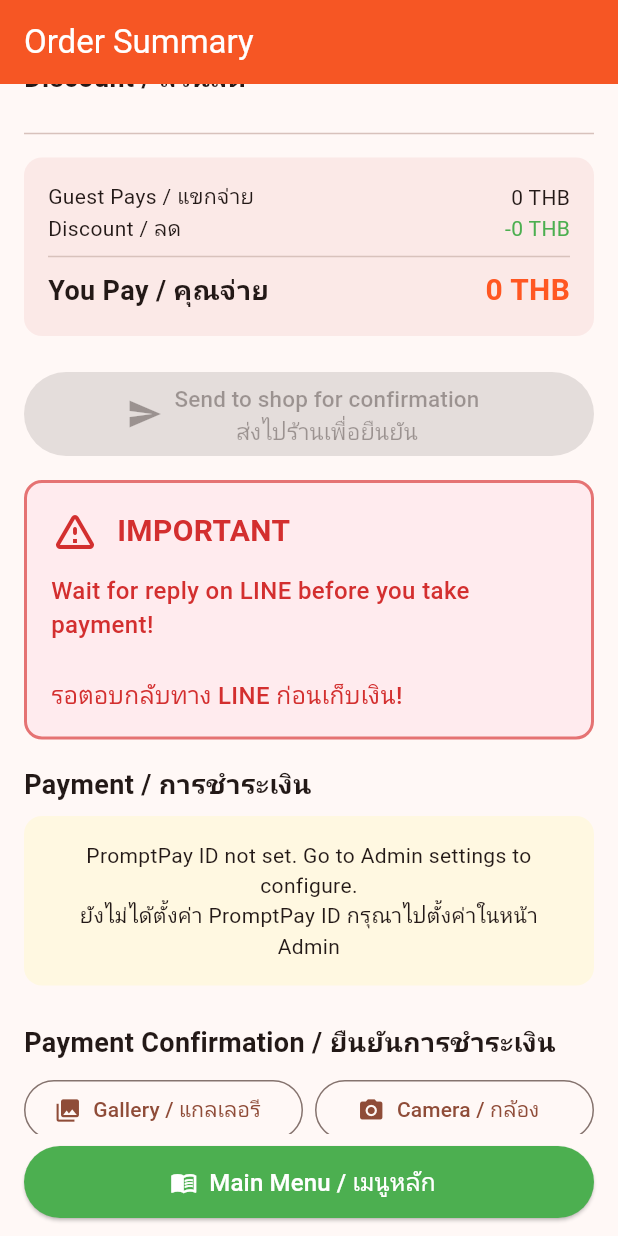
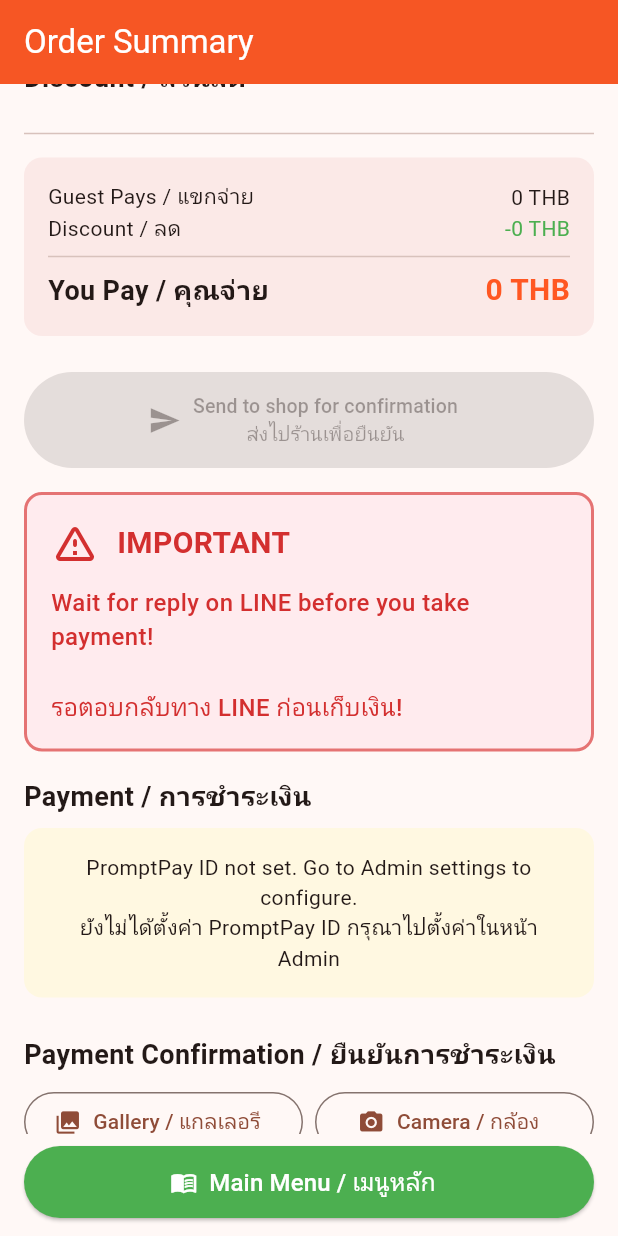
Before and after one commit to anirudhatalmale6-alt/pizza-order-app, a Flutter app: the OrderSummaryScreen screen opened directly, scrolled down 576 dp, on a phone screen of 412 x 824 dp. Run offline on Flutter 3.47's test engine with Material 3 defaults, Android fonts, the phone set to English and light mode, and no system bars; our stand-ins replace csv, hive, hive_flutter, image_picker, share_plus, shared_preferences; accounts and stored records are empty; network calls fail.

Commit message:
Fix green button text: smaller font, taller button for bilingual text

```diff
--- a/lib/screens/order_summary_screen.dart
+++ b/lib/screens/order_summary_screen.dart
@@ -745,13 +745,13 @@ class _OrderSummaryScreenState extends State<OrderSummaryScreen> {
 
           // Send order for confirmation
             SizedBox(
-              height: 56,
+              height: 64,
               child: ElevatedButton.icon(
                 onPressed: cart.isEmpty ? null : _sendToLine,
-                icon: const Icon(Icons.send, size: 24),
+                icon: const Icon(Icons.send, size: 22),
                 label: const Text('Send to shop for confirmation\nส่งไปร้านเพื่อยืนยัน',
                     textAlign: TextAlign.center,
-                    style: TextStyle(fontSize: 15)),
+                    style: TextStyle(fontSize: 13)),
                 style: ElevatedButton.styleFrom(
                   backgroundColor: const Color(0xFF06C755),
                   foregroundColor: Colors.white,
@@ -931,13 +931,13 @@ class _OrderSummaryScreenState extends State<OrderSummaryScreen> {
 
           // Send payment to shop
           SizedBox(
-            height: 56,
+            height: 64,
             child: ElevatedButton.icon(
               onPressed: cart.isEmpty ? null : _sendToLine,
-              icon: const Icon(Icons.send, size: 24),
+              icon: const Icon(Icons.send, size: 22),
               label: const Text('Send to shop with payment copy\nส่งไปร้านพร้อมสลิป',
                   textAlign: TextAlign.center,
-                  style: TextStyle(fontSize: 15)),
+                  style: TextStyle(fontSize: 13)),
               style: ElevatedButton.styleFrom(
                 backgroundColor: const Color(0xFF06C755), // LINE green
                 foregroundColor: Colors.white,
```
